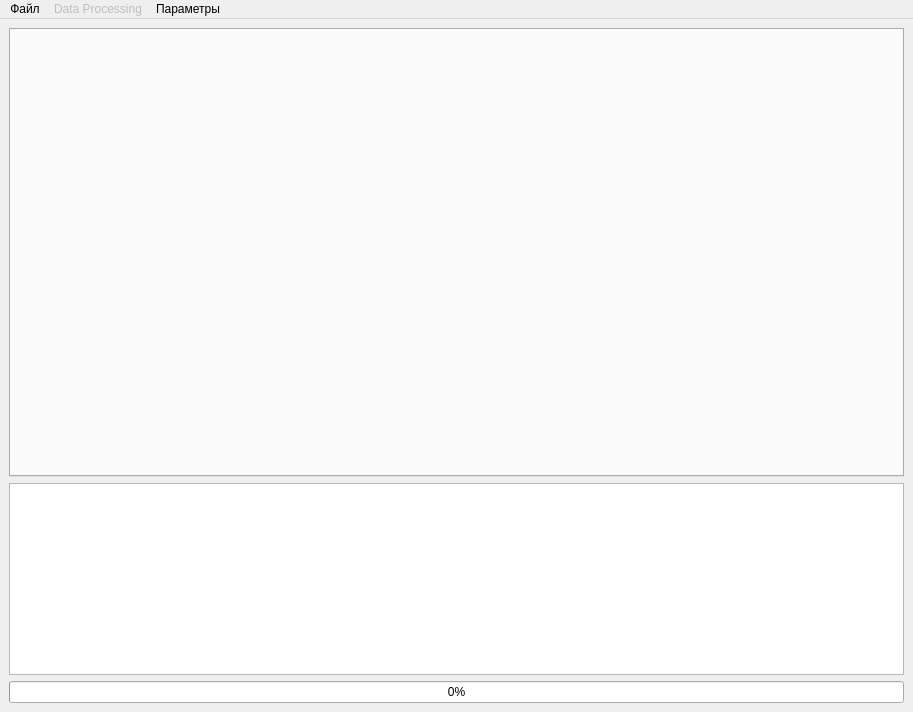
The window that UI/mainWindow.ui (raulett/RousettusTool) describes before a commit, drawn with Qt 5.
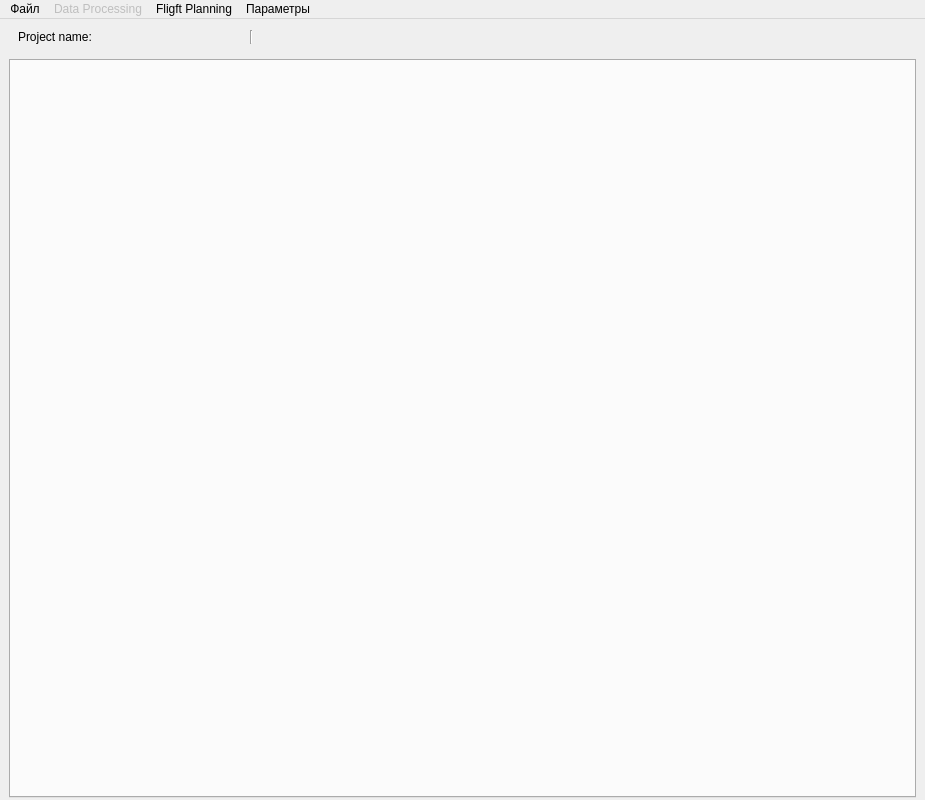
The same window after the commit.

```diff
--- a/UI/mainWindow.ui
+++ b/UI/mainWindow.ui
@@ -6,8 +6,8 @@
    <rect>
     <x>0</x>
     <y>0</y>
-    <width>913</width>
-    <height>712</height>
+    <width>925</width>
+    <height>800</height>
    </rect>
   </property>
   <property name="sizePolicy">
@@ -18,8 +18,8 @@
   </property>
   <property name="minimumSize">
    <size>
-    <width>300</width>
-    <height>400</height>
+    <width>800</width>
+    <height>600</height>
    </size>
   </property>
   <property name="windowTitle">
@@ -27,6 +27,79 @@
   </property>
   <widget class="QWidget" name="centralwidget">
    <layout class="QVBoxLayout" name="verticalLayout">
+    <property name="topMargin">
+     <number>2</number>
+    </property>
+    <property name="bottomMargin">
+     <number>2</number>
+    </property>
+    <item>
+     <widget class="QFrame" name="horizontalFrame">
+      <property name="sizePolicy">
+       <sizepolicy hsizetype="Preferred" vsizetype="Minimum">
+        <horstretch>0</horstretch>
+        <verstretch>0</verstretch>
+       </sizepolicy>
+      </property>
+      <property name="minimumSize">
+       <size>
+        <width>100</width>
+        <height>0</height>
+       </size>
+      </property>
+      <layout class="QHBoxLayout" name="horizontalLayout">
+       <property name="spacing">
+        <number>4</number>
+       </property>
+       <item>
+        <widget class="QLabel" name="label_2">
+         <property name="sizePolicy">
+          <sizepolicy hsizetype="Maximum" vsizetype="Preferred">
+           <horstretch>0</horstretch>
+           <verstretch>0</verstretch>
+          </sizepolicy>
+         </property>
+         <property name="text">
+          <string>Project name:</string>
+         </property>
+        </widget>
+       </item>
+       <item>
+        <widget class="QLabel" name="label_prj_name">
+         <property name="sizePolicy">
+          <sizepolicy hsizetype="Maximum" vsizetype="Preferred">
+           <horstretch>0</horstretch>
+           <verstretch>0</verstretch>
+          </sizepolicy>
+         </property>
+         <property name="minimumSize">
+          <size>
+           <width>150</width>
+           <height>0</height>
+          </size>
+         </property>
+         <property name="text">
+          <string/>
+         </property>
+        </widget>
+       </item>
+       <item>
+        <widget class="Line" name="line">
+         <property name="orientation">
+          <enum>Qt::Vertical</enum>
+         </property>
+        </widget>
+       </item>
+       <item>
+        <widget class="QLabel" name="label_prj_path">
+         <property name="text">
+          <string/>
+         </property>
+        </widget>
+       </item>
+      </layout>
+     </widget>
+    </item>
     <item>
      <widget class="QTabWidget" name="tabWidget">
       <property name="sizePolicy">
@@ -61,44 +134,6 @@
       </property>
      </widget>
     </item>
-    <item>
-     <widget class="QTextEdit" name="logTextEdit">
-      <property name="enabled">
-       <bool>true</bool>
-      </property>
-      <property name="sizePolicy">
-       <sizepolicy hsizetype="Expanding" vsizetype="Maximum">
-        <horstretch>0</horstretch>
-        <verstretch>0</verstretch>
-       </sizepolicy>
-      </property>
-      <property name="minimumSize">
-       <size>
-        <width>0</width>
-        <height>100</height>
-       </size>
-      </property>
-      <property name="maximumSize">
-       <size>
-        <width>16777215</width>
-        <height>200</height>
-       </size>
-      </property>
-      <property name="undoRedoEnabled">
-       <bool>true</bool>
-      </property>
-      <property name="textInteractionFlags">
-       <set>Qt::TextSelectableByKeyboard|Qt::TextSelectableByMouse</set>
-      </property>
-     </widget>
-    </item>
-    <item>
-     <widget class="QProgressBar" name="progressBar">
-      <property name="value">
-       <number>0</number>
-      </property>
-     </widget>
-    </item>
    </layout>
   </widget>
   <widget class="QMenuBar" name="menubar">
@@ -106,8 +141,8 @@
     <rect>
      <x>0</x>
      <y>0</y>
-     <width>913</width>
-     <height>18</height>
+     <width>925</width>
+     <height>22</height>
     </rect>
    </property>
    <widget class="QMenu" name="data_processing_menu">
@@ -142,8 +177,15 @@
     </property>
     <addaction name="DBsettingsButton"/>
    </widget>
+   <widget class="QMenu" name="menuFligft_Planning">
+    <property name="title">
+     <string>Fligft Planning</string>
+    </property>
+    <addaction name="actionMake_Profiles"/>
+   </widget>
    <addaction name="menu_2"/>
    <addaction name="data_processing_menu"/>
+   <addaction name="menuFligft_Planning"/>
    <addaction name="menu_3"/>
   </widget>
   <action name="exitButton">
```
Left out of the diff: 5 changed lines with no effect on the pictures.
